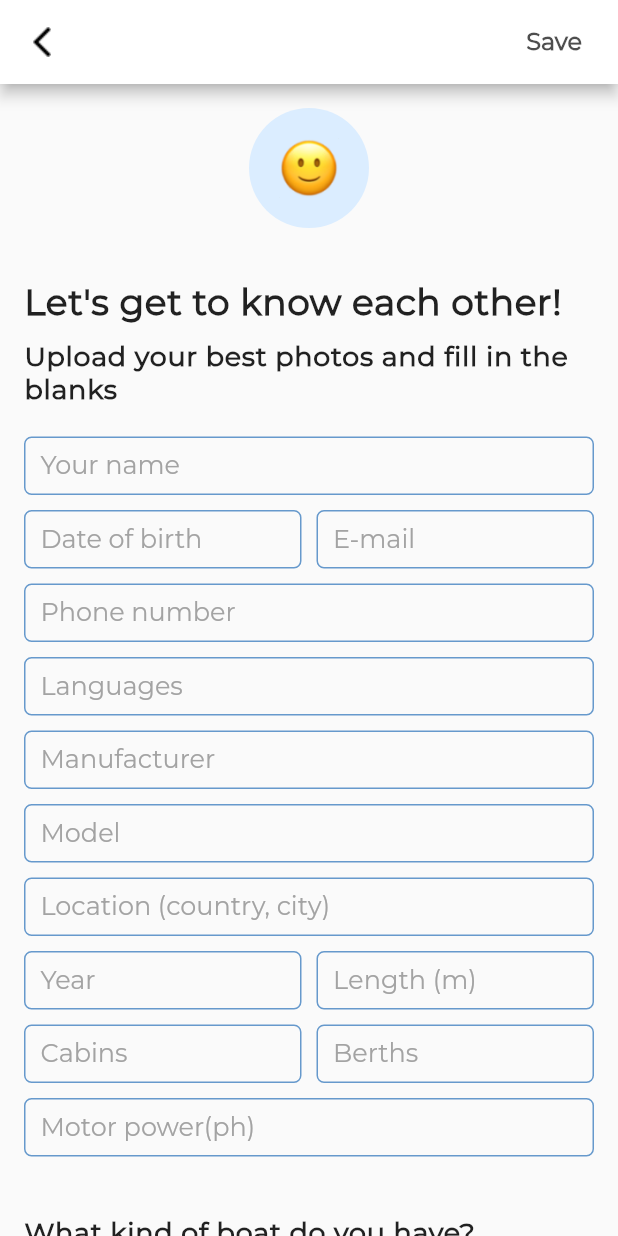
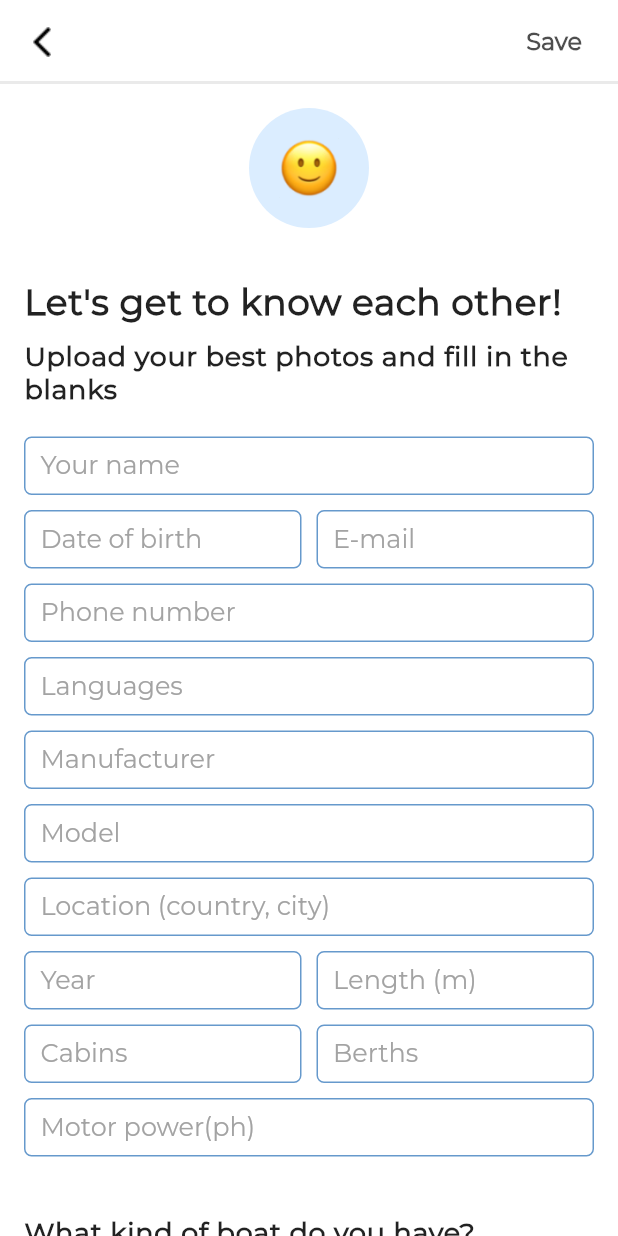
Before and after one commit to moran020/rent_my_boat, a Flutter app: the screen it shows after launch, after a tap on "I am a capitan", on a phone screen of 412 x 824 dp. Run offline on Flutter 3.47's test engine with Material 2 defaults, Android fonts, the phone set to English and light mode, and no system bars; our stand-ins replace carousel_slider, firebase_core, firebase_database, shared_preferences, table_calendar; accounts and stored records are empty; generated files the repository leaves out were written again; network calls fail.

Commit message:
updated appbar and adaptation

```diff
--- a/lib/data/colors.dart
+++ b/lib/data/colors.dart
@@ -9,3 +9,4 @@ Color selectedDate = Color.fromRGBO(254, 213, 1, 0.7);
 Color basicText = Color.fromARGB(177, 0, 0, 0);
 Color photoContainer = Color.fromRGBO(219, 237, 255, 1);
 Color hintTextColor = Color.fromRGBO(163, 163, 163, 1);
+Color appbarLine = Color.fromRGBO(234,234,234, 1);
--- a/lib/screens/owner_form.dart
+++ b/lib/screens/owner_form.dart
@@ -28,10 +28,17 @@ class FormState extends State {
     var tr = AppLocalizations.of(context)!;
     // variable for creating branch to save the data to realtime database
     final reference = _database.ref().child('Личные данные');
+    final currentWidth = MediaQuery.of(context).size.width ;
 
-    return Scaffold(
+    return SafeArea(child: Scaffold(
         appBar: AppBar(
+          shape: Border(
+          bottom: BorderSide(
+          color: appbarLine,
+          width: 2)),
           backgroundColor: background,
+          elevation: 0.0,
+          // shadowColor: appbarLine ,
           leading: IconButton(
             icon: Image.asset('assets/icons/chevron_left.png'),
             onPressed: (() {
@@ -72,12 +79,15 @@ class FormState extends State {
           ],
         ),
         body: SingleChildScrollView(
-          child: Padding(
+          child: Container(
+            width: currentWidth,
+            decoration: BoxDecoration(color:
+             background),
             padding: const EdgeInsets.all(16.0),
             child: Column(
               crossAxisAlignment: CrossAxisAlignment.start,
               children: [
-                const Center(
+                 const Center(
                   //using the button CircleAvatarCreate, the user will be able to upload a photo of himself
                   child: CircleAvatarCreate(),
                 ),
@@ -124,6 +134,6 @@ class FormState extends State {
               ],
             ),
           ),
-        ));
+        )));
   }
 }
```
